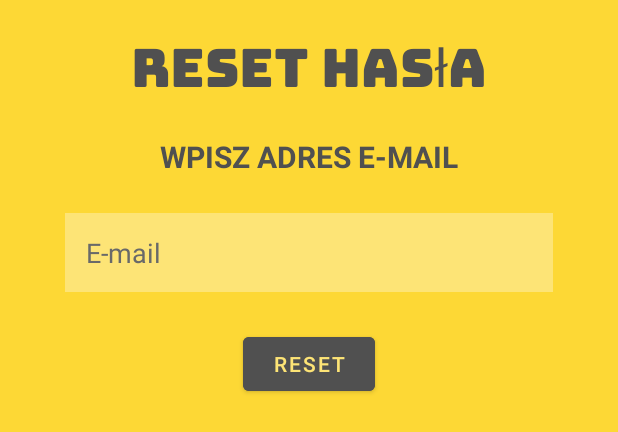
After one commit to nieswietymikolaj/CarAssistant, an Android app: the layout dialog_reset_password.xml on its own in the app's theme, with its tools: preview values and no code run, on a phone screen of 412 x 824 dp. The commit adds this screen. Shown: the top 432 px of the screen. Run offline under Robolectric (Android 15) with nearby library versions, the phone set to English and light mode, and no system bars.

Commit message:
Dodano resetowanie hasła
Dodano resetowanie hasła

```diff
--- a/app/src/main/AndroidManifest.xml
+++ b/app/src/main/AndroidManifest.xml
@@ -9,8 +9,9 @@
         android:roundIcon="@mipmap/ic_launcher_round"
         android:supportsRtl="true"
         android:theme="@style/Theme.CarAssistant">
+        <activity android:name=".Dialogs.ResetPasswordDialog"></activity>
         <activity android:name=".MainActivity" />
-        <activity android:name=".User.NewUserDataActivity"></activity>
+        <activity android:name=".User.NewUserDataActivity" />
         <activity android:name=".RegisterActivity" />
         <activity android:name=".LoginActivity">
             <intent-filter>
--- /dev/null
+++ b/app/src/main/res/layout/dialog_reset_password.xml
@@ -0,0 +1,66 @@
+<?xml version="1.0" encoding="utf-8"?>
+<androidx.constraintlayout.widget.ConstraintLayout xmlns:android="http://schemas.android.com/apk/res/android"
+    xmlns:app="http://schemas.android.com/apk/res-auto"
+    xmlns:tools="http://schemas.android.com/tools"
+    android:layout_width="match_parent"
+    android:layout_height="match_parent"
+    android:background="@color/main_yellow"
+    tools:context=".Dialogs.ResetPasswordDialog">
+
+    <TextView
+        android:id="@+id/reset_password_header"
+        android:layout_width="wrap_content"
+        android:layout_height="wrap_content"
+        android:fontFamily="@font/bungee"
+        android:gravity="center"
+        android:text="@string/reset_password_header"
+        android:textColor="@color/text_gray"
+        android:textSize="35sp"
+        android:paddingHorizontal="10sp"
+        app:layout_constraintEnd_toEndOf="parent"
+        app:layout_constraintStart_toStartOf="parent"
+        app:layout_constraintTop_toTopOf="parent" />
+
+    <TextView
+        android:id="@+id/reset_password_message"
+        android:layout_width="wrap_content"
+        android:layout_height="wrap_content"
+        android:gravity="center"
+        android:text="@string/reset_password_message"
+        android:textAllCaps="true"
+        android:textColor="@color/text_gray"
+        android:textSize="20sp"
+        android:textStyle="bold"
+        app:layout_constraintEnd_toEndOf="parent"
+        app:layout_constraintStart_toStartOf="parent"
+        app:layout_constraintTop_toBottomOf="@+id/reset_password_header" />
+
+    <EditText
+        android:id="@+id/reset_password_email"
+        style="@style/RegisterLoginEditTextStyle"
+        android:layout_width="325dp"
+        android:layout_height="wrap_content"
+        android:layout_marginStart="24dp"
+        android:layout_marginTop="24dp"
+        android:layout_marginEnd="24dp"
+        android:hint="@string/reset_password_email"
+        android:inputType="textEmailAddress"
+        app:layout_constraintEnd_toEndOf="parent"
+        app:layout_constraintStart_toStartOf="parent"
+        app:layout_constraintTop_toBottomOf="@+id/reset_password_message" />
+
+    <Button
+        android:id="@+id/reset_password_button"
+        style="@style/GrayButtonStyle"
+        android:layout_width="wrap_content"
+        android:layout_height="wrap_content"
+        android:layout_marginTop="24dp"
+        android:layout_marginBottom="16dp"
+        android:text="@string/reset_password_button"
+        app:layout_constraintBottom_toBottomOf="parent"
+        app:layout_constraintEnd_toEndOf="parent"
+        app:layout_constraintStart_toStartOf="parent"
+        app:layout_constraintTop_toBottomOf="@+id/reset_password_email"
+        app:layout_constraintVertical_bias="0.0" />
+
+</androidx.constraintlayout.widget.ConstraintLayout>
--- a/app/src/main/res/values/strings.xml
+++ b/app/src/main/res/values/strings.xml
@@ -49,6 +49,13 @@
     <string name="login_forgot_button">Nie pamiętasz hasła?</string>
     <string name="login_register_button">Utwórz nowe konto</string>
 
+    <!--RESET HASLA-->
+    <string name="reset_password_header">Reset hasła</string>
+    <string name="reset_password_message">Wpisz adres e-mail</string>
+    <string name="reset_password_email">E-mail</string>
+    <string name="reset_password_button">Reset</string>
+    <string name="reset_password_sent">Link resetujący hasło został wysłany na podany adres e-mail</string>
+
     <string name="logout_button">Wyloguj</string>
 
 
```
Also changed, not shown: app/src/main/java/pl/edu/pb/carassistant/Dialogs/ResetPasswordDialog.java (added, +85 -0 lines), app/src/main/java/pl/edu/pb/carassistant/LoginActivity.java (+12 -4 lines), app/src/main/java/pl/edu/pb/carassistant/RegisterActivity.java (+7 -1 lines), app/src/main/java/pl/edu/pb/carassistant/User/NewUserDataActivity.java (+10 -3 lines), app/src/main/java/pl/edu/pb/carassistant/User/UserFragment.java (+9 -4 lines), 51 other files.
